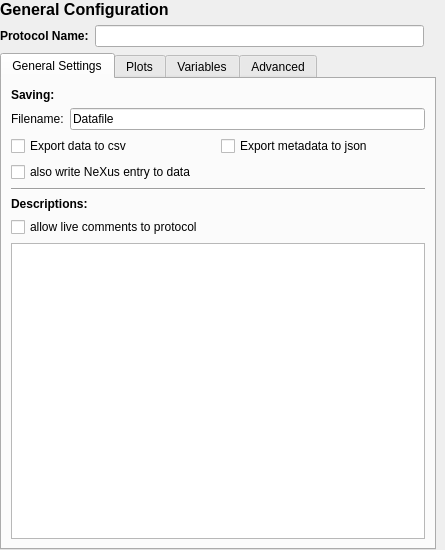
The window that nomad_camels/gui/general_protocol_settings.ui (FAU-LAP/NOMAD-CAMELS) describes before a commit, drawn with Qt 5.
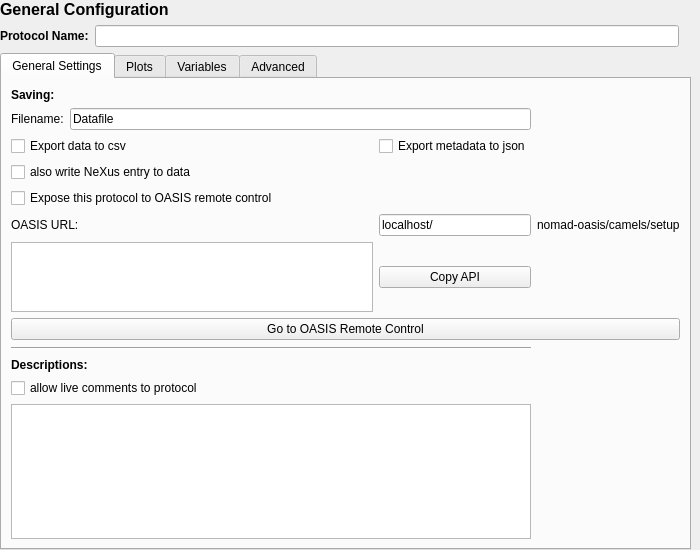
The same window after the commit. Custom widgets are drawn as their Qt base class.

Commit message: Add API control, allow OASIS to control, read set the measurement and show the figure

What changed in the file:
```diff
--- a/nomad_camels/gui/general_protocol_settings.ui
+++ b/nomad_camels/gui/general_protocol_settings.ui
@@ -6,7 +6,7 @@
    <rect>
     <x>0</x>
     <y>0</y>
-    <width>445</width>
+    <width>700</width>
     <height>550</height>
    </rect>
   </property>
@@ -36,59 +36,9 @@
        <string>General Settings</string>
       </attribute>
       <layout class="QGridLayout" name="gridLayout_3">
-       <item row="4" column="0">
-        <widget class="QCheckBox" name="checkBox_csv_exp">
-         <property name="text">
-          <string>Export data to csv</string>
-         </property>
-        </widget>
-       </item>
-       <item row="1" column="0" colspan="2">
-        <widget class="QLabel" name="label_3">
-         <property name="font">
-          <font>
-           <bold>true</bold>
-          </font>
-         </property>
-         <property name="text">
-          <string>Saving:</string>
-         </property>
-        </widget>
-       </item>
-       <item row="8" column="0" colspan="2">
-        <widget class="QCheckBox" name="checkBox_live_comments">
-         <property name="text">
-          <string>allow live comments to protocol</string>
-         </property>
-        </widget>
-       </item>
-       <item row="5" column="0" colspan="2">
-        <widget class="QCheckBox" name="checkBox_NeXus">
-         <property name="text">
-          <string>also write NeXus entry to data</string>
-         </property>
-         <property name="checked">
-          <bool>false</bool>
-         </property>
-        </widget>
-       </item>
-       <item row="4" column="1">
-        <widget class="QCheckBox" name="checkBox_json_exp">
-         <property name="text">
-          <string>Export metadata to json</string>
-         </property>
-        </widget>
-       </item>
-       <item row="9" column="0" colspan="2">
+       <item row="14" column="0" colspan="2">
         <widget class="QTextEdit" name="textEdit_desc_protocol"/>
        </item>
-       <item row="6" column="0" colspan="2">
-        <widget class="Line" name="line_2">
-         <property name="orientation">
-          <enum>Qt::Orientation::Horizontal</enum>
-         </property>
-        </widget>
-       </item>
        <item row="2" column="0" colspan="2">
         <layout class="QHBoxLayout" name="horizontalLayout_3">
          <item>
@@ -144,7 +94,60 @@
          </item>
         </layout>
        </item>
-       <item row="7" column="0" colspan="2">
+       <item row="4" column="0">
+        <widget class="QCheckBox" name="checkBox_csv_exp">
+         <property name="text">
+          <string>Export data to csv</string>
+         </property>
+        </widget>
+       </item>
+       <item row="13" column="0" colspan="2">
+        <widget class="QCheckBox" name="checkBox_live_comments">
+         <property name="text">
+          <string>allow live comments to protocol</string>
+         </property>
+        </widget>
+       </item>
+       <item row="10" column="0" rowspan="2" colspan="2">
+        <widget class="Line" name="line_2">
+         <property name="orientation">
+          <enum>Qt::Orientation::Horizontal</enum>
+         </property>
+        </widget>
+       </item>
+       <item row="1" column="0" colspan="2">
+        <widget class="QLabel" name="label_3">
+         <property name="font">
+          <font>
+           <bold>true</bold>
+          </font>
+         </property>
+         <property name="text">
+          <string>Saving:</string>
+         </property>
+        </widget>
+       </item>
+       <item row="5" column="0">
+        <widget class="QCheckBox" name="checkBox_NeXus">
+         <property name="text">
+          <string>also write NeXus entry to data</string>
+         </property>
+         <property name="checked">
+          <bool>false</bool>
+         </property>
+        </widget>
+       </item>
+       <item row="6" column="0">
+        <widget class="QCheckBox" name="checkBox_create_oasis_api">
+         <property name="toolTip">
+          <string>When enabled, CAMELS automatically generates and copies an API key. This API key can only access and run this protocol.</string>
+         </property>
+         <property name="text">
+          <string>Expose this protocol to OASIS remote control</string>
+         </property>
+        </widget>
+       </item>
+       <item row="12" column="0" colspan="2">
         <widget class="QLabel" name="label_5">
          <property name="font">
           <font>
@@ -156,6 +159,67 @@
          </property>
         </widget>
        </item>
+       <item row="4" column="1">
+        <widget class="QCheckBox" name="checkBox_json_exp">
+         <property name="text">
+          <string>Export metadata to json</string>
+         </property>
+        </widget>
+       </item>
+       <item row="8" column="0">
+        <widget class="QTextEdit" name="textEdit_oasis_api">
+         <property name="sizePolicy">
+          <sizepolicy hsizetype="Expanding" vsizetype="Expanding">
+           <horstretch>1</horstretch>
+           <verstretch>1</verstretch>
+          </sizepolicy>
+         </property>
+         <property name="toolTip">
+          <string>When enabled, CAMELS automatically generates and copies an API key. This API key can only access and run this protocol.</string>
+         </property>
+         <property name="toolTipDuration">
+          <number>-1</number>
+         </property>
+         <property name="readOnly">
+          <bool>true</bool>
+         </property>
+        </widget>
+       </item>
+       <item row="8" column="1">
+        <widget class="QPushButton" name="pushButton_copy_oasis_api">
+         <property name="text">
+          <string>Copy API</string>
+         </property>
+        </widget>
+       </item>
+       <item row="7" column="0">
+        <widget class="QLabel" name="label_oasis_url">
+         <property name="text">
+          <string>OASIS URL:</string>
+         </property>
+        </widget>
+       </item>
+       <item row="7" column="1">
+        <widget class="QLineEdit" name="lineEdit_oasis_url">
+         <property name="text">
+          <string>localhost/</string>
+         </property>
+        </widget>
+       </item>
+       <item row="7" column="2">
+        <widget class="QLabel" name="label_oasis_setup_path">
+         <property name="text">
+          <string>nomad-oasis/camels/setup</string>
+         </property>
+        </widget>
+       </item>
+       <item row="9" column="0" colspan="3">
+        <widget class="QPushButton" name="pushButton_go_to_oasis_remote_control">
+         <property name="text">
+          <string>Go to OASIS Remote Control</string>
+         </property>
+        </widget>
+       </item>
       </layout>
      </widget>
      <widget class="QWidget" name="plot_widge">
```
Left out of the diff: 3 changed lines with no effect on the pictures. The commit also changes 8 other files.
